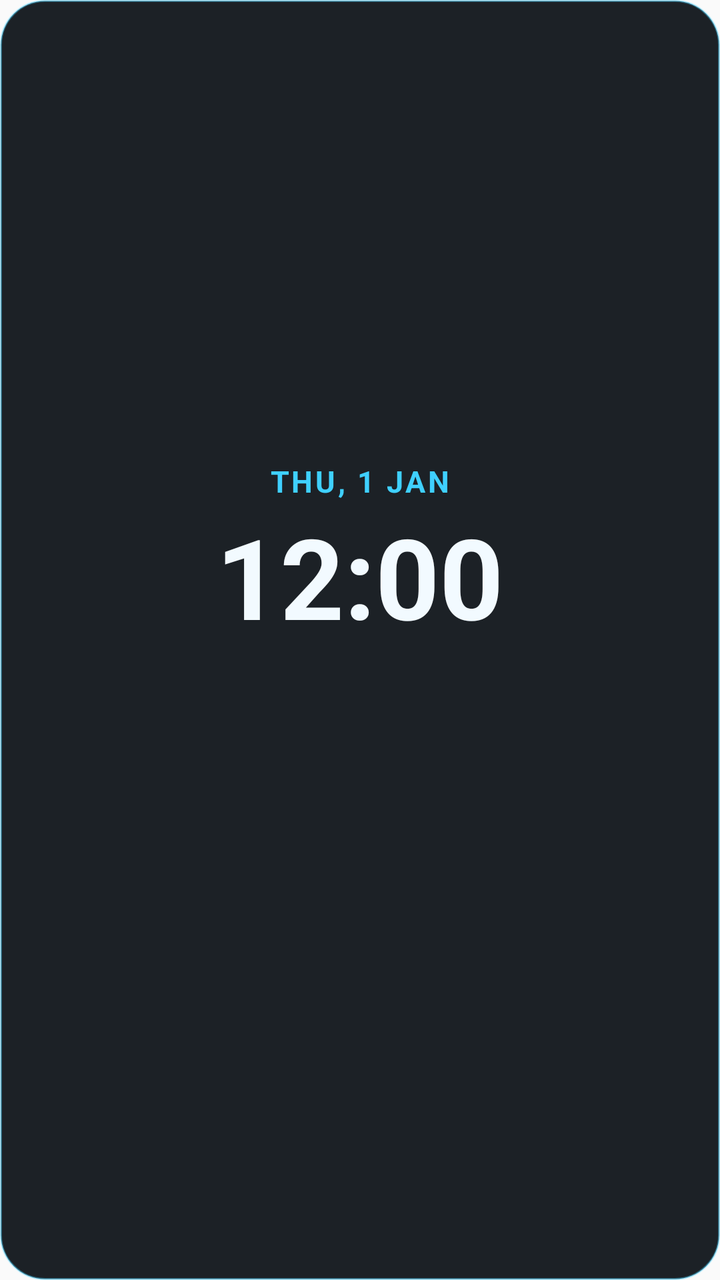
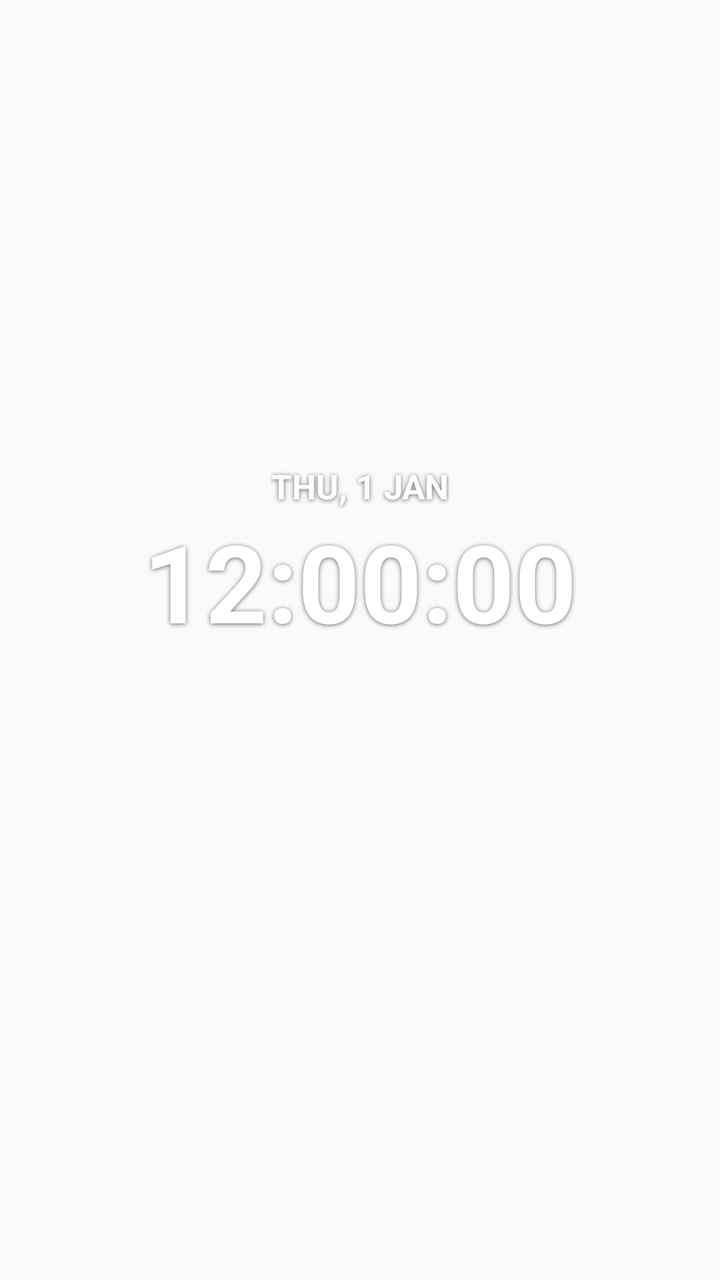

Before-and-after screenshots of an Android layout around one commit, followed by the original layout XML and the change that was made.
<!-- AndroidManifest.xml: application theme AppTheme -->
<!-- res/layout/widget_clock.xml -->
<?xml version="1.0" encoding="utf-8"?>
<LinearLayout xmlns:android="http://schemas.android.com/apk/res/android"
    android:layout_width="match_parent"
    android:layout_height="match_parent"
    android:background="@drawable/widget_bg"
    android:gravity="center"
    android:orientation="vertical"
    android:padding="10dp">

    <TextClock
        android:id="@+id/ck_date"
        android:layout_width="wrap_content"
        android:layout_height="wrap_content"
        android:format12Hour="EEE, d MMM"
        android:format24Hour="EEE, d MMM"
        android:letterSpacing="0.08"
        android:textAllCaps="true"
        android:textColor="#3FD0FF"
        android:textSize="15sp"
        android:textStyle="bold" />

    <TextClock
        android:id="@+id/ck_time"
        android:layout_width="wrap_content"
        android:layout_height="wrap_content"
        android:format12Hour="h:mm"
        android:format24Hour="HH:mm"
        android:textColor="#F2FAFF"
        android:textSize="56sp"
        android:textStyle="bold" />

    <TextView
        android:id="@+id/ck_alarm"
        android:layout_width="wrap_content"
        android:layout_height="wrap_content"
        android:textColor="#BFD9EA"
        android:textSize="12sp" />

    <ImageView
        android:id="@+id/ck_rings"
        android:layout_width="match_parent"
        android:layout_height="64dp"
        android:layout_marginTop="4dp"
        android:adjustViewBounds="true"
        android:contentDescription="Battery levels"
        android:scaleType="fitCenter" />
</LinearLayout>
<!-- resources referenced by this layout -->
<resources>
  <!-- drawable widget_bg (drawable) -->
  <?xml version="1.0" encoding="utf-8"?>
  <shape xmlns:android="http://schemas.android.com/apk/res/android" android:shape="rectangle">
      <solid android:color="#E6050A10" />
      <corners android:radius="22dp" />
      <stroke android:width="1dp" android:color="#663FD0FF" />
  </shape>
  <style name="AppTheme" parent="Theme.AppCompat.Light.DarkActionBar">
          
          <item name="colorPrimary">@color/colorPrimary</item>
          <item name="colorPrimaryDark">@color/colorPrimaryDark</item>
          <item name="colorAccent">@color/colorAccent</item>
      </style>
</resources>

<!-- the commit's change to res/layout/widget_clock.xml (unified diff, before → after) -->
@@ -2,45 +2,44 @@
 <LinearLayout xmlns:android="http://schemas.android.com/apk/res/android"
     android:layout_width="match_parent"
     android:layout_height="match_parent"
-    android:background="@drawable/widget_bg"
     android:gravity="center"
     android:orientation="vertical"
-    android:padding="10dp">
+    android:padding="6dp">
 
-    <TextClock
-        android:id="@+id/ck_date"
+    <LinearLayout
+        android:id="@+id/ck_clock"
         android:layout_width="wrap_content"
         android:layout_height="wrap_content"
-        android:format12Hour="EEE, d MMM"
-        android:format24Hour="EEE, d MMM"
-        android:letterSpacing="0.08"
-        android:textAllCaps="true"
-        android:textColor="#3FD0FF"
-        android:textSize="15sp"
-        android:textStyle="bold" />
+        android:gravity="center_horizontal"
+        android:orientation="vertical">
 
-    <TextClock
-        android:id="@+id/ck_time"
-        android:layout_width="wrap_content"
-        android:layout_height="wrap_content"
-        android:format12Hour="h:mm"
-        android:format24Hour="HH:mm"
-        android:textColor="#F2FAFF"
-        android:textSize="56sp"
-        android:textStyle="bold" />
+        <TextClock
+            android:id="@+id/ck_date"
+            style="@style/WText"
+            android:layout_width="wrap_content"
+            android:layout_height="wrap_content"
+            android:format12Hour="EEE, d MMM"
+            android:format24Hour="EEE, d MMM"
+            android:textAllCaps="true"
+            android:textSize="17sp"
+            android:textStyle="bold" />
 
-    <TextView
-        android:id="@+id/ck_alarm"
-        android:layout_width="wrap_content"
-        android:layout_height="wrap_content"
-        android:textColor="#BFD9EA"
-        android:textSize="12sp" />
+        <TextClock
+            android:id="@+id/ck_time"
+            style="@style/WText"
+            android:layout_width="wrap_content"
+            android:layout_height="wrap_content"
+            android:format12Hour="h:mm:ss"
+            android:format24Hour="HH:mm:ss"
+            android:textSize="54sp"
+            android:textStyle="bold" />
+    </LinearLayout>
 
     <ImageView
         android:id="@+id/ck_rings"
         android:layout_width="match_parent"
-        android:layout_height="64dp"
-        android:layout_marginTop="4dp"
+        android:layout_height="72dp"
+        android:layout_marginTop="10dp"
         android:adjustViewBounds="true"
         android:contentDescription="Battery levels"
         android:scaleType="fitCenter" />
<!-- resource entries referenced after the edit -->
@@ -1,12 +1,11 @@
 <!-- resources referenced by this layout -->
 <resources>
-  <!-- drawable widget_bg (drawable) -->
-  <?xml version="1.0" encoding="utf-8"?>
-  <shape xmlns:android="http://schemas.android.com/apk/res/android" android:shape="rectangle">
-      <solid android:color="#E6050A10" />
-      <corners android:radius="22dp" />
-      <stroke android:width="1dp" android:color="#663FD0FF" />
-  </shape>
+  <style name="WText">
+          <item name="android:textColor">#FFFFFF</item>
+          <item name="android:shadowColor">#99000000</item>
+          <item name="android:shadowDy">1</item>
+          <item name="android:shadowRadius">6</item>
+      </style>
   <style name="AppTheme" parent="Theme.AppCompat.Light.DarkActionBar">
           
           <item name="colorPrimary">@color/colorPrimary</item>
